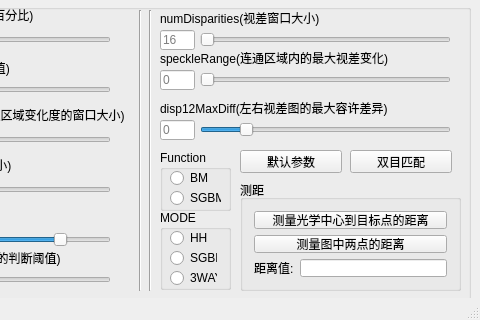
This is Evision/src/Evision/Evision.ui in jiafeng5513/Evision as Qt 5 draws it before an edit; both pictures show x 520 to 1000 and y 310 to 630 of the 1000 by 630 pixel window. The edited form follows.
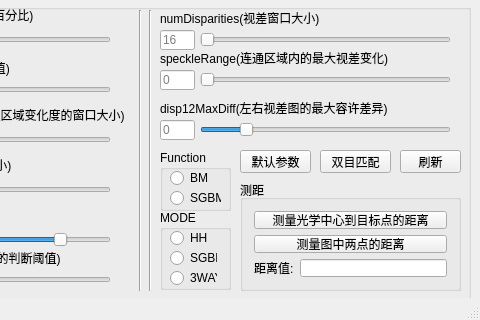
This is the edited form.

Diff of the .ui file:
```diff
--- a/Evision/src/Evision/Evision.ui
+++ b/Evision/src/Evision/Evision.ui
@@ -1019,7 +1019,7 @@
       <rect>
        <x>420</x>
        <y>160</y>
-       <width>102</width>
+       <width>71</width>
        <height>23</height>
       </rect>
      </property>
@@ -1036,9 +1036,9 @@
     <widget class="QPushButton" name="pushButton_MatchChooseFiles">
      <property name="geometry">
       <rect>
-       <x>530</x>
+       <x>500</x>
        <y>160</y>
-       <width>102</width>
+       <width>71</width>
        <height>23</height>
       </rect>
      </property>
@@ -1108,6 +1108,19 @@
       <enum>Qt::Vertical</enum>
      </property>
     </widget>
+    <widget class="QPushButton" name="pushButton_RefreshStereoMatch">
+     <property name="geometry">
+      <rect>
+       <x>580</x>
+       <y>160</y>
+       <width>61</width>
+       <height>23</height>
+      </rect>
+     </property>
+     <property name="text">
+      <string>刷新</string>
+     </property>
+    </widget>
    </widget>
   </widget>
   <widget class="QMenuBar" name="menuBar">
```
Left out of the diff: 25 changed lines with no effect on the pictures.
